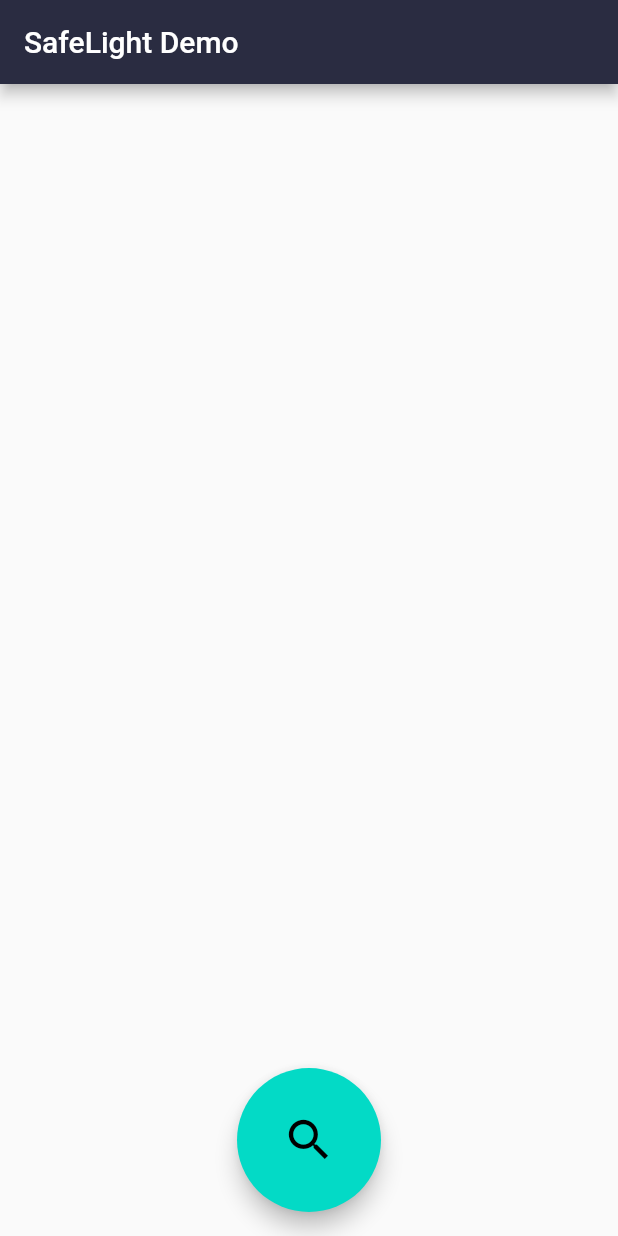
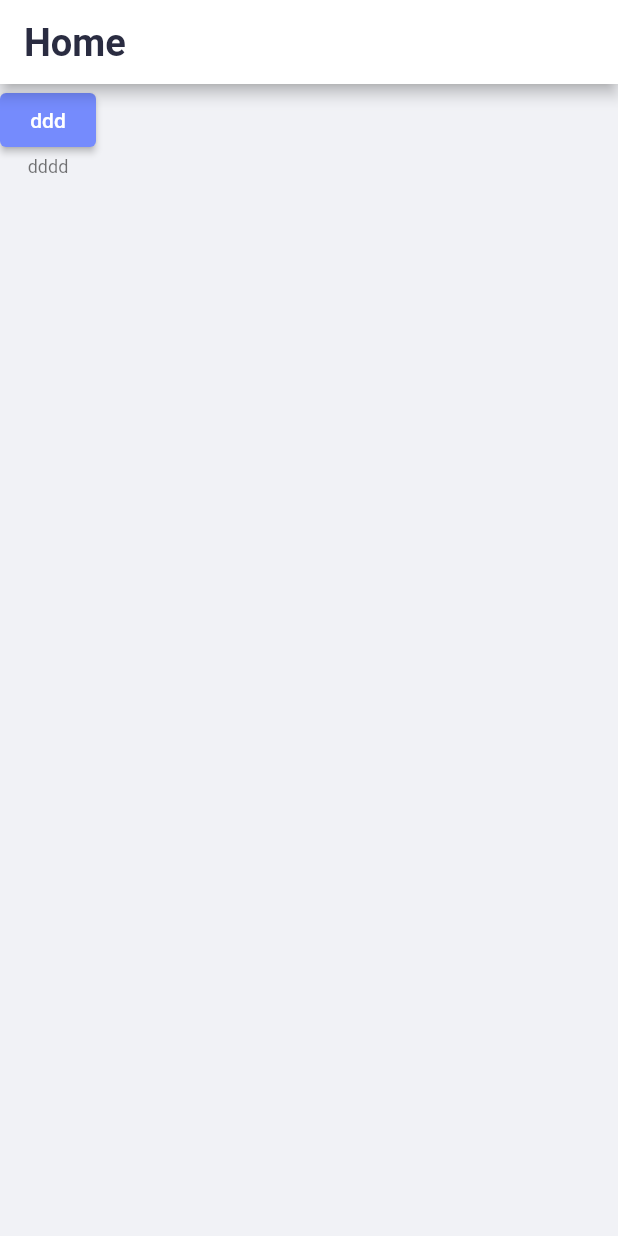
Before and after one commit to hanmango-o/safelight, a Flutter app: the screen it shows after launch, on a phone screen of 412 x 824 dp. Run offline on Flutter 3.47's test engine with Material 2 defaults, Android fonts, the phone set to English and light mode, and no system bars; our stand-ins replace flutter_blue, flutter_screenutil, flutter_tts, get.

Commit message:
add : system theme data 시스템에서 사용하는 Theme Data를 설정함
v0.1.0 | create by 한영찬(hanmango-o) | hanmango.o@gmail.com

```diff
--- /dev/null
+++ b/lib/asset/static/color_theme.dart
@@ -0,0 +1,37 @@
+import 'package:flutter/material.dart';
+
+enum ColorMode {
+  light,
+  dark,
+}
+
+class ColorTheme {
+  static const Color primary = Color(0xff758BFD);
+  static const Color onPrimary = Color(0xFFFFFFFF);
+  static const Color secondary = Color(0xFFFFFFFF);
+  static const Color onSecondary = Color(0xff2A2C41);
+  static const Color background = Color(0xffF1F2F6);
+  static const Color onBackground = Color(0xff2A2C41);
+  static const Color highlight1 = Color(0xffFFBC42);
+  static const Color highlight2 = Color(0xff619B8A);
+  static const Color highlight3 = Color(0xff0496FF);
+  static const Color highlight4 = Color(0xffD81159);
+
+  static const ColorScheme _light = ColorScheme.light(
+    primary: Color(0xff758BFD),
+    onPrimary: Color(0xFFFFFFFF),
+    background: Color(0xffF1F2F6),
+    secondary: Colors.amber,
+    onBackground: Colors.black,
+  );
+  static const ColorScheme _dark = ColorScheme.dark();
+
+  static ColorScheme getColorTheme(ColorMode mode) {
+    switch (mode) {
+      case ColorMode.light:
+        return _light;
+      case ColorMode.dark:
+        return _dark;
+    }
+  }
+}
--- /dev/null
+++ b/lib/asset/static/text_theme.dart
@@ -0,0 +1,3 @@
+// class TextTheme {
+//   static title
+// }
--- a/lib/main.dart
+++ b/lib/main.dart
@@ -1,5 +1,7 @@
 import 'package:flutter/material.dart';
+import 'package:flutter_screenutil/flutter_screenutil.dart';
 import 'package:get/route_manager.dart';
+import 'package:safelight/asset/static/color_theme.dart';
 import 'package:safelight/ui/view/blue_off_view.dart';
 import 'package:safelight/ui/view/home_view.dart';
 import 'package:flutter_blue/flutter_blue.dart';
@@ -13,12 +15,28 @@ class SafeLight extends StatelessWidget {
 
   @override
   Widget build(BuildContext context) {
-    return GetMaterialApp(
+    return ScreenUtilInit(
+      designSize: const Size(390, 844),
+      builder: (context, child) => GetMaterialApp(
         debugShowCheckedModeBanner: false,
         theme: ThemeData(
           colorScheme: ColorScheme.light(
-          primary: Color(0xff2A2C41),
-          primaryContainer: Color(0xffF4F4F8),
+            primary: ColorTheme.primary,
+            onPrimary: ColorTheme.onPrimary,
+            secondary: ColorTheme.secondary,
+            onSecondary: ColorTheme.onSecondary,
+            background: ColorTheme.background,
+            onBackground: ColorTheme.onBackground,
+          ),
+          scaffoldBackgroundColor: ColorTheme.background,
+          appBarTheme: AppBarTheme(
+            backgroundColor: ColorTheme.secondary,
+            centerTitle: false,
+            titleTextStyle: TextStyle(
+              fontSize: 24.sp,
+              fontWeight: FontWeight.bold,
+              color: ColorTheme.onSecondary,
+            ),
           ),
         ),
         home: StreamBuilder<BluetoothState>(
@@ -29,9 +47,10 @@ class SafeLight extends StatelessWidget {
             if (state == BluetoothState.on) {
               return HomeView();
             }
-
-          return BlueOffView(state: state!);
+            // return BlueOffView(state: state!);
+            return HomeView();
           },
+        ),
       ),
     );
   }
--- a/lib/ui/view/home_view.dart
+++ b/lib/ui/view/home_view.dart
@@ -21,26 +21,7 @@ class _HomeViewState extends State<HomeView> {
   Widget build(BuildContext context) {
     return Scaffold(
       appBar: AppBar(
-        title: Text('SafeLight Demo'),
-      ),
-      floatingActionButtonLocation: FloatingActionButtonLocation.centerFloat,
-      floatingActionButton: StreamBuilder<bool>(
-        stream: FlutterBlue.instance.isScanning,
-        initialData: false,
-        builder: (c, snapshot) {
-          if (snapshot.data!) {
-            return FloatingActionButton.large(
-              child: Icon(Icons.stop, semanticLabel: '스캔 종료'),
-              onPressed: () => FlutterBlue.instance.stopScan(),
-              backgroundColor: Colors.red,
-            );
-          } else {
-            return FloatingActionButton.large(
-              child: Icon(Icons.search, semanticLabel: '스탠 시작'),
-              onPressed: () => FlutterBlue.instance.startScan(),
-            );
-          }
-        },
+        title: Text('Home'),
       ),
       body: SingleChildScrollView(
         child: Column(
@@ -50,6 +31,12 @@ class _HomeViewState extends State<HomeView> {
             //     title: ,
             //   ),
             // ),
+            ElevatedButton(onPressed: () => null, child: Text('ddd')),
+
+            Text(
+              'dddd',
+              style: Theme.of(context).textTheme.bodySmall,
+            ),
             StreamBuilder<List<ScanResult>>(
               stream: FlutterBlue.instance.scanResults,
               // stream: Stream.periodic(Duration(seconds: 4)).asyncMap((event) => null),
--- a/pubspec.yaml
+++ b/pubspec.yaml
@@ -41,6 +41,7 @@ dependencies:
   flutter_blue: ^0.8.0
   sqflite: ^2.0.3
   shared_preferences: ^2.0.15
+  flutter_screenutil: ^5.5.4
 
 dev_dependencies:
   flutter_test:
```
Also changed, not shown: pubspec.lock. Lines whose indentation alone changed are shown as unchanged.
